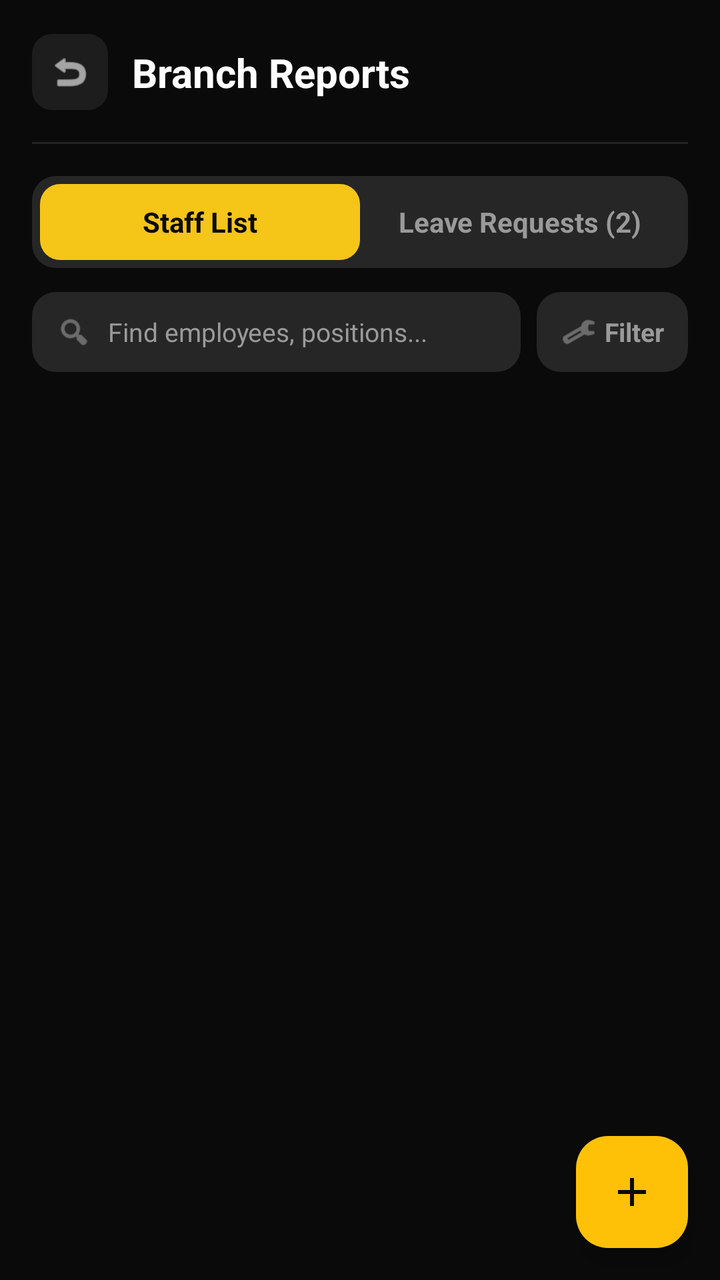
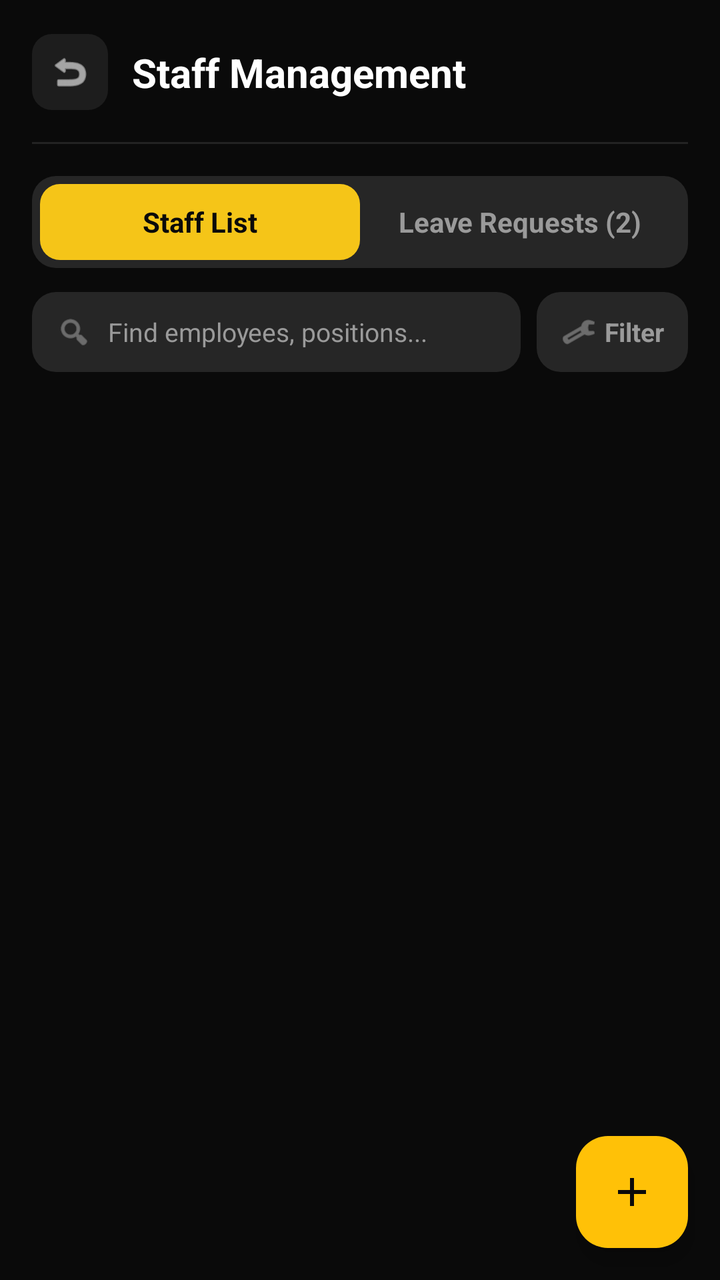

An Android layout rendered at two revisions. The XML below is the earlier revision; the diff shows what the commit changed to produce the second picture.
<!-- AndroidManifest.xml: activity theme Theme.Moviebookingapp -->
<!-- res/layout/activity_manager_staff.xml -->
<?xml version="1.0" encoding="utf-8"?>
<LinearLayout xmlns:android="http://schemas.android.com/apk/res/android"
    xmlns:app="http://schemas.android.com/apk/res-auto"
    android:layout_width="match_parent"
    android:layout_height="match_parent"
    android:background="@color/bg_primary"
    android:orientation="vertical">

    
    <androidx.constraintlayout.widget.ConstraintLayout
        android:id="@+id/headerLayoutReport"
        android:layout_width="match_parent"
        android:layout_height="72dp"
        android:paddingHorizontal="16dp">

        <ImageView
            android:id="@+id/ivBack"
            android:layout_width="38dp"
            android:layout_height="38dp"
            android:background="@drawable/bg_circle_glass"
            android:padding="8dp"
            android:src="@android:drawable/ic_menu_revert"
            app:layout_constraintBottom_toBottomOf="parent"
            app:layout_constraintStart_toStartOf="parent"
            app:layout_constraintTop_toTopOf="parent"
            app:tint="#FFFFFF" />

        <LinearLayout
            android:layout_width="wrap_content"
            android:layout_height="wrap_content"
            android:layout_marginStart="12dp"
            android:orientation="vertical"
            app:layout_constraintBottom_toBottomOf="parent"
            app:layout_constraintStart_toEndOf="@id/ivBack"
            app:layout_constraintTop_toTopOf="parent">

            <TextView
                android:layout_width="wrap_content"
                android:layout_height="wrap_content"
                android:text="Branch Reports"
                android:textColor="#FFFFFF"
                android:textSize="20sp"
                android:textStyle="bold" />
        </LinearLayout>

        <View
            android:layout_width="match_parent"
            android:layout_height="1dp"
            android:background="#1AFFFFFF"
            app:layout_constraintBottom_toBottomOf="parent"
            app:layout_constraintStart_toStartOf="parent"
            app:layout_constraintEnd_toEndOf="parent" />

    </androidx.constraintlayout.widget.ConstraintLayout>

    
    <LinearLayout
        android:layout_width="match_parent"
        android:layout_height="46dp"
        android:layout_marginHorizontal="16dp"
        android:layout_marginTop="16dp"
        android:layout_marginBottom="12dp"
        android:background="@drawable/bg_tab_container"
        android:padding="4dp">

        
        <TextView
            android:id="@+id/tabStaffList"
            android:layout_width="0dp"
            android:layout_height="match_parent"
            android:layout_weight="1"
            android:background="@drawable/bg_tab_active_gold"
            android:gravity="center"
            android:text="Staff List"
            android:textColor="@color/bg_primary"
            android:textSize="14sp"
            android:textStyle="bold" />

        
        <TextView
            android:id="@+id/tabLeaveRequests"
            android:layout_width="0dp"
            android:layout_height="match_parent"
            android:layout_weight="1"
            android:gravity="center"
            android:text="Leave Requests (2)"
            android:textColor="@color/text_secondary"
            android:textSize="14sp"
            android:textStyle="bold" />
    </LinearLayout>

    
    <LinearLayout
        android:layout_width="match_parent"
        android:layout_height="wrap_content"
        android:layout_marginHorizontal="16dp"
        android:layout_marginBottom="12dp"
        android:orientation="horizontal"
        android:gravity="center_vertical">

       
        <LinearLayout
            android:layout_width="0dp"
            android:layout_height="40dp"
            android:layout_weight="1"
            android:background="@drawable/bg_tab_container"
            android:orientation="horizontal"
            android:gravity="center_vertical"
            android:paddingHorizontal="12dp">

            <ImageView
                android:layout_width="18dp"
                android:layout_height="18dp"
                android:src="@android:drawable/ic_menu_search"
                app:tint="@color/text_secondary" />

            <EditText
                android:id="@+id/etSearchStaff"
                android:layout_width="match_parent"
                android:layout_height="match_parent"
                android:background="@android:color/transparent"
                android:hint="Find employees, positions..."
                android:imeOptions="actionSearch"
                android:inputType="text"
                android:maxLines="1"
                android:paddingStart="8dp"
                android:textColor="#FFFFFF"
                android:textColorHint="@color/text_secondary"
                android:textSize="13sp" />
        </LinearLayout>

        
        <LinearLayout
            android:id="@+id/btnAdvancedFilter"
            android:layout_width="wrap_content"
            android:layout_height="40dp"
            android:layout_marginStart="8dp"
            android:background="@drawable/bg_tab_container"
            android:gravity="center"
            android:paddingHorizontal="12dp"
            android:orientation="horizontal">

            <ImageView
                android:layout_width="18dp"
                android:layout_height="18dp"
                android:src="@android:drawable/ic_menu_manage"
                app:tint="@color/text_secondary" />

            <TextView
                android:layout_width="wrap_content"
                android:layout_height="wrap_content"
                android:layout_marginStart="4dp"
                android:text="Filter"
                android:textColor="@color/text_secondary"
                android:textSize="13sp"
                android:textStyle="bold" />
        </LinearLayout>

    </LinearLayout>

    
    <FrameLayout
        android:layout_width="match_parent"
        android:layout_height="match_parent">

            
        <androidx.recyclerview.widget.RecyclerView
            android:id="@+id/rvStaffList"
            android:layout_width="match_parent"
            android:layout_height="match_parent"
            android:clipToPadding="false"
            android:paddingHorizontal="16dp"
            android:paddingTop="4dp"
            android:paddingBottom="88dp" />

        
        <TextView
            android:id="@+id/txtNoStaffData"
            android:layout_width="wrap_content"
            android:layout_height="wrap_content"
            android:layout_gravity="center"
            android:text="No shifts have been assigned yet!"
            android:textColor="@color/text_secondary"
            android:textSize="14sp"
            android:visibility="gone" />

        
        <com.google.android.material.floatingactionbutton.ExtendedFloatingActionButton
            android:id="@+id/btnGenerateShift"
            android:layout_width="wrap_content"
            android:layout_height="wrap_content"
            android:layout_gravity="bottom|end"
            android:layout_margin="16dp"
            android:textColor="@color/bg_primary"
            android:textStyle="bold"
            app:backgroundTint="@color/yellow"
            app:icon="@drawable/ic_add"
            app:iconTint="@color/bg_primary" />

    </FrameLayout>

</LinearLayout>
<!-- resources referenced by this layout -->
<resources>
  <color name="bg_primary">#0A0A0A</color>
  <color name="text_secondary">#9A9A9A</color>
  <color name="yellow">#FFC107</color>
  <!-- drawable bg_circle_glass (drawable) -->
  <?xml version="1.0" encoding="utf-8"?>
  <shape xmlns:android="http://schemas.android.com/apk/res/android" android:shape="rectangle">
      <solid android:color="#14FFFFFF"/>
      <corners android:radius="10dp"/>
  </shape>
  <!-- drawable bg_tab_active_gold (drawable) -->
  <?xml version="1.0" encoding="utf-8"?>
  <shape xmlns:android="http://schemas.android.com/apk/res/android">
      <solid android:color="@color/accent_primary" />
      <corners android:radius="10dp" />
  </shape>
  <!-- drawable bg_tab_container (drawable) -->
  <?xml version="1.0" encoding="utf-8"?>
  <shape xmlns:android="http://schemas.android.com/apk/res/android">
      <solid android:color="#262626" />
      <corners android:radius="12dp" />
  </shape>
  <!-- drawable ic_add (drawable) -->
  <vector xmlns:android="http://schemas.android.com/apk/res/android" android:height="24dp" android:tint="#FFFFFF" android:viewportHeight="960" android:viewportWidth="960" android:width="24dp">
        
      <path android:fillColor="@android:color/white" android:pathData="M440,520L200,520L200,440L440,440L440,200L520,200L520,440L760,440L760,520L520,520L520,760L440,760L440,520Z"/>
      
  </vector>
  <style name="Theme.Moviebookingapp" parent="Base.Theme.Moviebookingapp" />
  <color name="accent_primary">#F5C518</color>
  <style name="Base.Theme.Moviebookingapp" parent="Theme.Material3.DayNight.NoActionBar">
          <item name="colorPrimary">@color/yellow</item>
          <item name="android:windowBackground">@color/background_black</item>
          <item name="android:statusBarColor">@color/background_black</item>
      </style>
  <color name="background_black">#FF000000</color>
</resources>

<!-- the commit's change to res/layout/activity_manager_staff.xml (unified diff, before → after) -->
@@ -37,7 +37,7 @@
             <TextView
                 android:layout_width="wrap_content"
                 android:layout_height="wrap_content"
-                android:text="Branch Reports"
+                android:text="Staff Management"
                 android:textColor="#FFFFFF"
                 android:textSize="20sp"
                 android:textStyle="bold" />
